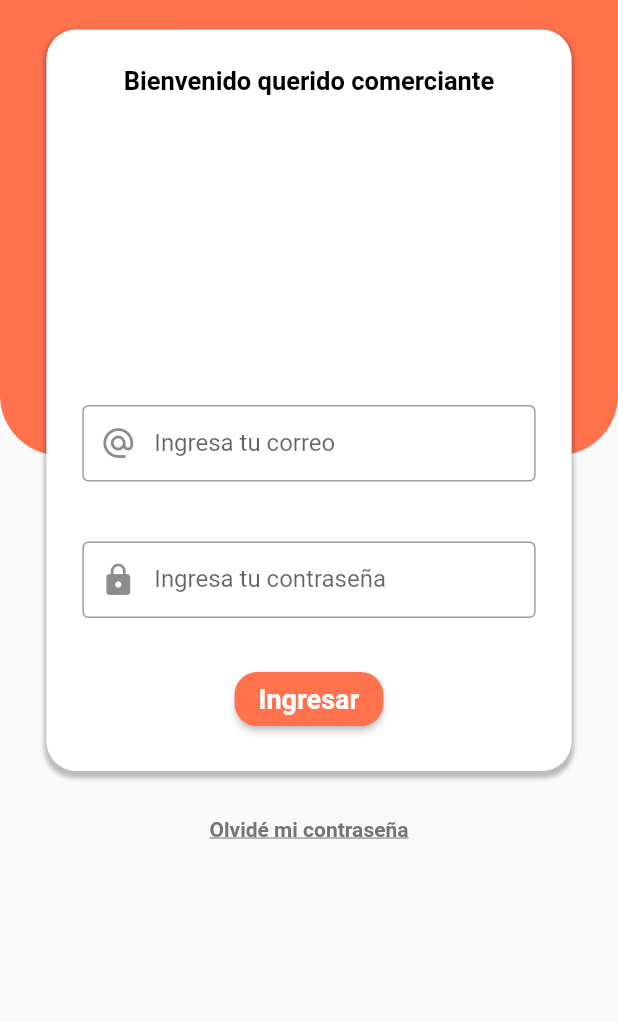
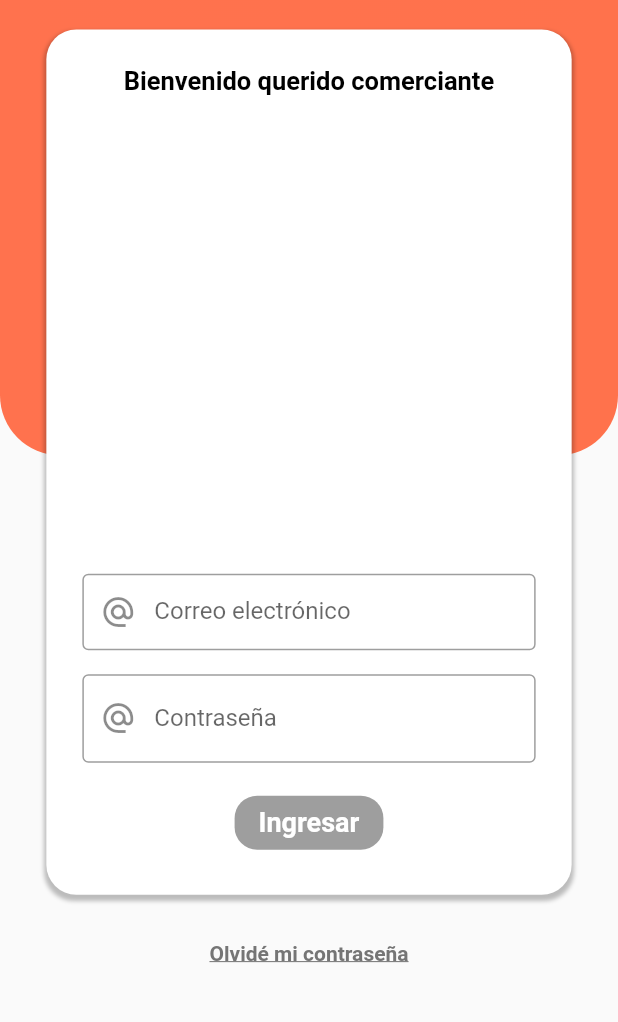
Before and after one commit to GerardCod/ScooterMerchant, a Flutter app: the screen it shows after launch, on a phone screen of 412 x 824 dp, the part 101-1123 px from its top. Run offline on Flutter 3.47's test engine with Material 2 defaults, Android fonts, the phone set to English and light mode, and no system bars; our stand-ins replace rxdart; Roboto replaces fonts that are missing (Aspira); project files that could hold a hidden picture were left out.

Commit message:
Form validations finished

```diff
--- a/lib/src/pages/login_page.dart
+++ b/lib/src/pages/login_page.dart
@@ -1,4 +1,6 @@
 import 'package:flutter/material.dart';
+import 'package:scootermerchant/src/blocs/login_bloc.dart';
+import 'package:scootermerchant/src/blocs/provider.dart';
 import 'package:scootermerchant/utilities/constants.dart';
 
 class LoginPage extends StatelessWidget {
@@ -33,6 +35,7 @@ class LoginPage extends StatelessWidget {
 
   Widget _formLogin(BuildContext context) {
     final size = MediaQuery.of(context).size;
+    final bloc = Provider.of(context);
 
     return SingleChildScrollView(
       child: Column(
@@ -46,7 +49,7 @@ class LoginPage extends StatelessWidget {
           SizedBox(
             height: 20.0,
           ),
-          _formContainer(size.width * 0.85, size.height * 0.6),
+          _formContainer(size.width * 0.85, size.height * 0.7, bloc),
           SizedBox(
             height: 15.0,
             width: size.width,
@@ -59,7 +62,7 @@ class LoginPage extends StatelessWidget {
     );
   }
 
-  Widget _formContainer(double width, double height) {
+  Widget _formContainer(double width, double height, LoginBloc bloc) {
     return Container(
       width: width,
       height: height,
@@ -83,40 +86,72 @@ class LoginPage extends StatelessWidget {
           Expanded(
             child: Container(),
           ),
-          _createTextField(TextInputType.emailAddress, 'Ingresa tu correo',
-              false, Icons.alternate_email),
+          _emailStreamBuilder(bloc),
+          SizedBox(height: 16.0),
+          _passwordStreamBuilder(bloc),
           SizedBox(
-            height: 40.0,
+            height: 16.0,
           ),
-          _createTextField(TextInputType.visiblePassword,
-              'Ingresa tu contraseña', true, Icons.lock),
-          SizedBox(
-            height: 30.0,
-          ),
-          RaisedButton(
-            onPressed: () {},
+          _buttonForm(bloc)
+        ],
+      ),
+    );
+  }
+
+  Widget _buttonForm(LoginBloc bloc) {
+    return StreamBuilder(
+        stream: bloc.validationStream,
+        builder: (BuildContext context, AsyncSnapshot snapshot) {
+          return RaisedButton(
+            onPressed: snapshot.hasData
+                ? () => _login(bloc.email, bloc.password)
+                : null,
             color: primaryColor,
             textColor: Colors.white,
             shape: RoundedRectangleBorder(
                 borderRadius: BorderRadius.all(Radius.circular(15.0))),
             child: Text('Ingresar', style: textStyleBtnComprar),
-          )
-        ],
-      ),
-    );
+          );
+        });
   }
 
-  Widget _createTextField(
-      TextInputType type, String label, bool obscureText, IconData icon) {
-    return TextField(
-      keyboardType: type,
-      decoration: InputDecoration(
-        border: OutlineInputBorder(),
-        labelText: label,
-        contentPadding: EdgeInsets.symmetric(vertical: 16.0, horizontal: 32.0),
-        prefixIcon: Icon(icon),
-      ),
-      obscureText: obscureText,
+  void _login(String email, String password) {}
+
+  Widget _emailStreamBuilder(LoginBloc bloc) {
+    return StreamBuilder(
+        stream: bloc.emailStream,
+        builder: (BuildContext context, AsyncSnapshot<String> snapshot) {
+          return TextField(
+            keyboardType: TextInputType.emailAddress,
+            decoration: InputDecoration(
+                border: OutlineInputBorder(),
+                labelText: 'Correo electrónico',
+                contentPadding:
+                    EdgeInsets.symmetric(vertical: 16.0, horizontal: 32.0),
+                prefixIcon: Icon(Icons.alternate_email),
+                errorText: snapshot.error),
+            onChanged: bloc.changeEmail,
+          );
+        });
+  }
+
+  Widget _passwordStreamBuilder(LoginBloc bloc) {
+    return StreamBuilder(
+      stream: bloc.passwordStream,
+      builder: (BuildContext context, AsyncSnapshot snapshot) {
+        return TextField(
+          keyboardType: TextInputType.text,
+          decoration: InputDecoration(
+              border: OutlineInputBorder(),
+              labelText: 'Contraseña',
+              contentPadding:
+                  EdgeInsets.symmetric(vertical: 20.0, horizontal: 60.0),
+              prefixIcon: Icon(Icons.alternate_email),
+              errorText: snapshot.error),
+          obscureText: true,
+          onChanged: bloc.changePassword,
+        );
+      },
     );
   }
 }
```
